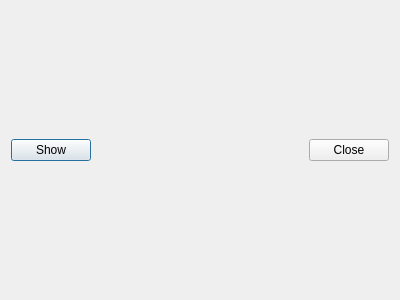
Rsclub22/Minos2-Mirror, file mqt/KeyerBase/WaveShowDialog.ui: the form before one commit.
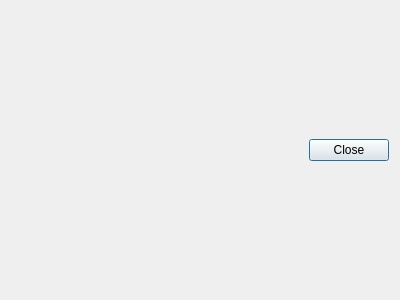
The form after the commit.

Commit message: Remove spurious "Show" button

```diff
--- a/mqt/KeyerBase/WaveShowDialog.ui
+++ b/mqt/KeyerBase/WaveShowDialog.ui
@@ -19,13 +19,6 @@
    </item>
    <item>
     <layout class="QHBoxLayout" name="horizontalLayout">
-     <item>
-      <widget class="QPushButton" name="showButton">
-       <property name="text">
-        <string>Show</string>
-       </property>
-      </widget>
-     </item>
      <item>
       <spacer name="horizontalSpacer">
        <property name="orientation">
```
